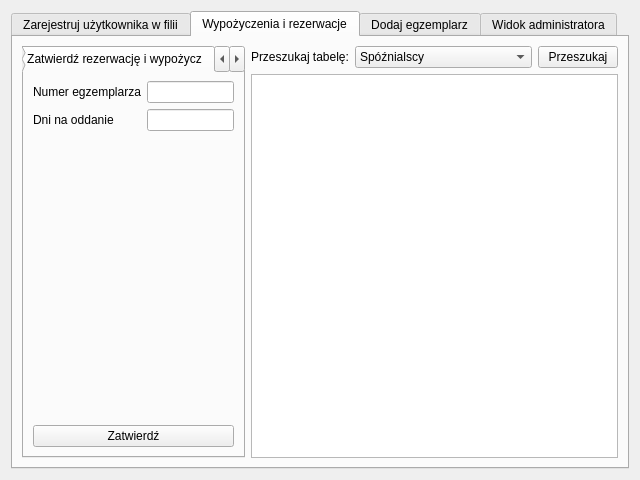
First picture: the form in UI/main_window.ui, repository Ambulanss/library-app, before the edit.
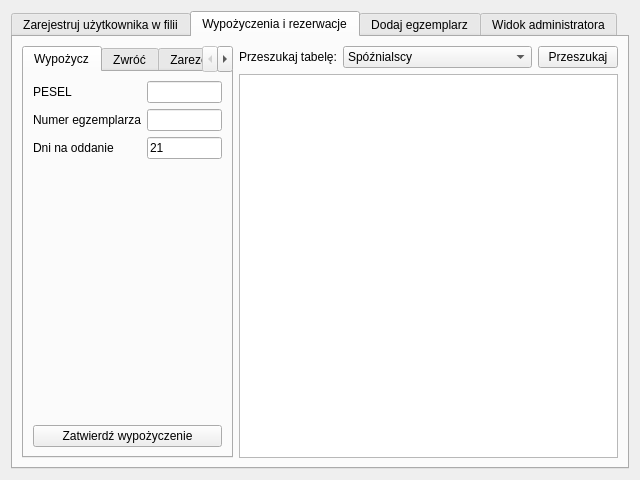
Second picture: the form after the edit. The open tabs and pages were chosen to show the change.

Patch:
```diff
--- a/UI/main_window.ui
+++ b/UI/main_window.ui
@@ -524,72 +524,6 @@
              </item>
             </layout>
            </widget>
-           <widget class="QWidget" name="tab_8">
-            <attribute name="title">
-             <string>Zatwierdź rezerwację i wypożycz</string>
-            </attribute>
-            <layout class="QGridLayout" name="gridLayout_10">
-             <item row="1" column="0">
-              <widget class="QPushButton" name="resAndBorButton">
-               <property name="text">
-                <string>Zatwierdź</string>
-               </property>
-              </widget>
-             </item>
-             <item row="0" column="0">
-              <layout class="QFormLayout" name="formLayout_7">
-               <item row="0" column="0">
-                <widget class="QLabel" name="label_39">
-                 <property name="text">
-                  <string>Numer egzemplarza</string>
-                 </property>
-                </widget>
-               </item>
-               <item row="1" column="0">
-                <widget class="QLabel" name="label_40">
-                 <property name="text">
-                  <string>Dni na oddanie</string>
-                 </property>
-                </widget>
-               </item>
-               <item row="0" column="1">
-                <widget class="QLineEdit" name="lineEdit_12"/>
-               </item>
-               <item row="1" column="1">
-                <widget class="QLineEdit" name="lineEdit_13"/>
-               </item>
-              </layout>
-             </item>
-            </layout>
-           </widget>
-           <widget class="QWidget" name="tab_7">
-            <attribute name="title">
-             <string>Anuluj rezerwację</string>
-            </attribute>
-            <layout class="QGridLayout" name="gridLayout_11">
-             <item row="2" column="0">
-              <widget class="QPushButton" name="cancelResButton">
-               <property name="text">
-                <string>Potwierdź ANULOWANIE rezerwacji</string>
-               </property>
-              </widget>
-             </item>
-             <item row="1" column="0">
-              <layout class="QFormLayout" name="formLayout_10">
-               <item row="0" column="1">
-                <widget class="QLineEdit" name="lineEdit_14"/>
-               </item>
-               <item row="0" column="0">
-                <widget class="QLabel" name="label_41">
-                 <property name="text">
-                  <string>Numer egzemplarza</string>
-                 </property>
-                </widget>
-               </item>
-              </layout>
-             </item>
-            </layout>
-           </widget>
           </widget>
          </item>
         </layout>
```
Left out of the diff: 54 changed lines with no effect on the pictures.
